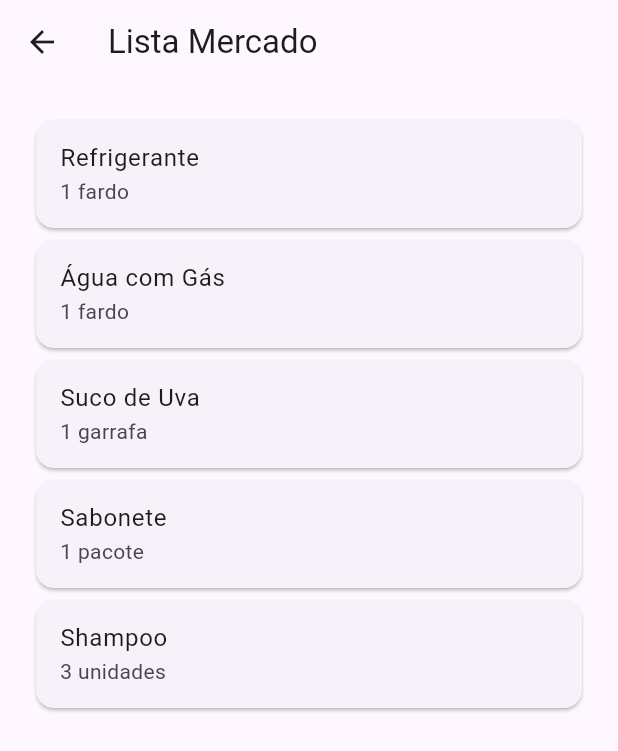
After one commit to rachelcsp/prova-1, a Flutter app: the TelaListaExistente screen opened by its route, on a phone screen of 412 x 824 dp. The commit adds this screen. Shown: the top 751 px of the screen. Run offline on Flutter 3.47's test engine with Material 3 defaults, Android fonts, the phone set to English and light mode, and no system bars; our stand-ins replace device_preview.

Commit message:
lista existente

```diff
--- /dev/null
+++ b/lib/lista01.dart
@@ -0,0 +1,64 @@
+// ignore_for_file: prefer_const_constructors, prefer_const_literals_to_create_immutables
+
+import 'package:flutter/material.dart';
+
+class TelaListaExistente extends StatefulWidget {
+  const TelaListaExistente({super.key});
+
+  @override
+  State<TelaListaExistente> createState() => _TelaListaExistenteState();
+}
+
+class _TelaListaExistenteState extends State<TelaListaExistente> {
+  //
+  // Lista Dinâmica de objetos da classe ListaExistente
+  //
+  List<ListaExistente> dados = [];
+
+  @override
+  void initState() {
+    dados.add(ListaExistente('Refrigerante', '1 fardo'));
+    dados.add(ListaExistente('Água com Gás', '1 fardo'));
+    dados.add(ListaExistente('Suco de Uva', '1 garrafa'));
+    dados.add(ListaExistente('Sabonete', '1 pacote'));
+    dados.add(ListaExistente('Shampoo', '3 unidades'));
+    super.initState();
+  }
+
+  @override
+  Widget build(BuildContext context) {
+    return Scaffold(
+      appBar: AppBar(
+        title: Text('Lista Mercado'),
+      ),
+      body: Padding(
+        padding: EdgeInsets.all(20),
+        child: ListView.builder(
+
+          //Quantidade de itens
+          itemCount: dados.length,
+
+          //Aparência de cada item
+          itemBuilder: (context,index){
+            return Card(
+              child: ListTile(
+                title: Text(dados[index].item),
+                subtitle: Text(dados[index].quantidade),
+              ),
+            );
+          },
+
+        ),
+      ),
+    );
+  }
+}
+
+class ListaExistente{
+  //atributos
+  final String item;
+  final String quantidade;
+
+  //construtor
+  ListaExistente(this.item,this.quantidade);
+}
--- a/lib/login.dart
+++ b/lib/login.dart
@@ -166,7 +166,7 @@ class _PrincipalViewState extends State<PrincipalView> {
                     //
                     // Navegar para Tela Inicial
                     //
-                    Navigator.pushNamed(context, 't1');
+                    Navigator.pushNamed(context, 't3');
                   }
                 },
                 child: Text(
--- a/lib/main.dart
+++ b/lib/main.dart
@@ -1,6 +1,7 @@
 // ignore_for_file: prefer_const_constructors, prefer_const_literals_to_create_immutables, sized_box_for_whitespace
 import 'package:device_preview/device_preview.dart';
 import 'package:flutter/material.dart';
+import 'package:flutter_application_1/lista01.dart';
 import 'package:flutter_application_1/tela02.dart';
 
 import 'Login.dart';
@@ -28,6 +29,7 @@ class MainApp extends StatelessWidget {
         'principal' : (context)  => PrincipalView(),
         't1' : (context)  => TelaInicial(),
         't2' : (context)  => TelaCadastro(),
+        't3' : (context)  => TelaListaExistente(),
       },
     );
   }
```
